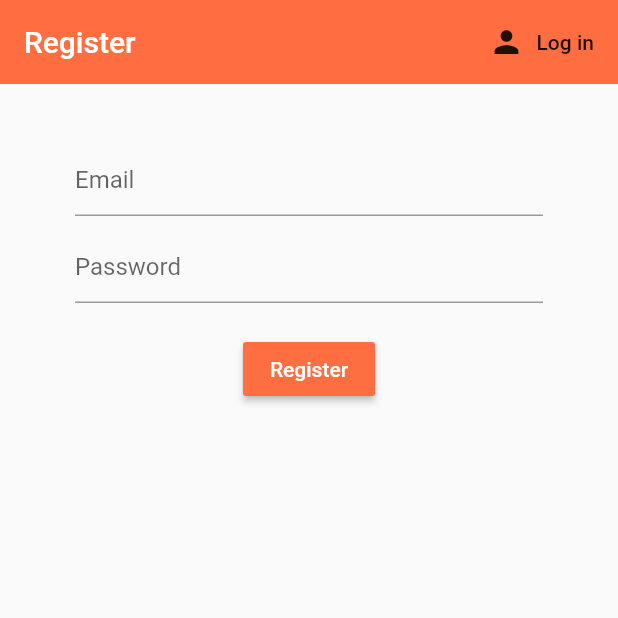
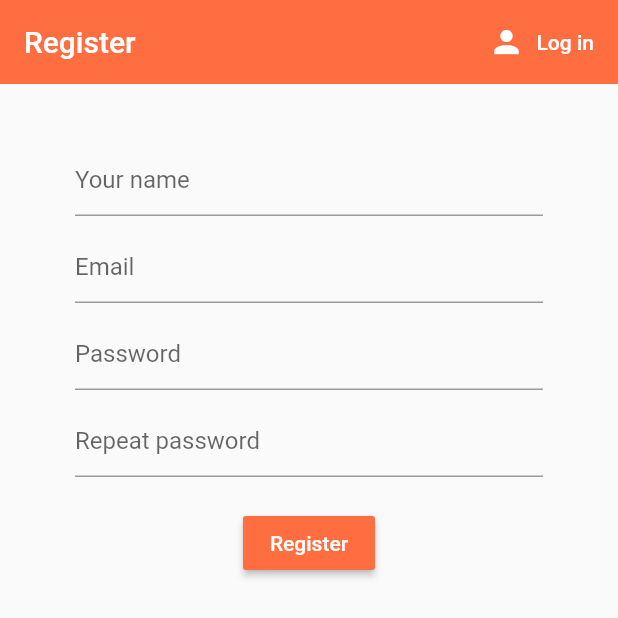
Before and after one commit to kgykn/food_delivery_app, a Flutter app: the screen it shows after launch, after a tap on "Register", on a phone screen of 412 x 824 dp, the top half of it. Run offline on Flutter 3.47's test engine with Material 2 defaults, Android fonts, the phone set to English and light mode, and no system bars; our stand-ins replace cloud_firestore, email_validator, firebase_auth, flutter_spinkit; accounts and stored records are empty.

Commit message:
minor changes

```diff
--- a/lib/Authenticate/register.dart
+++ b/lib/Authenticate/register.dart
@@ -16,6 +16,9 @@ class _RegisterState extends State<Register> {
   Widget build(BuildContext context) {
     TextEditingController emailController = TextEditingController();
     TextEditingController passwordController = TextEditingController();
+    TextEditingController repeatPasswordController = TextEditingController();
+    TextEditingController nameController = TextEditingController();
+    final RegExp nameRegExp = RegExp('[a-zA-Z]');
 
     String error = '';
     final AuthService _auth = AuthService();
@@ -31,8 +34,11 @@ class _RegisterState extends State<Register> {
                 title: Text("Register"),
                 actions: <Widget>[
                   FlatButton.icon(
-                      icon: Icon(Icons.person),
-                      label: Text('Log in'),
+                      icon: Icon(Icons.person, color: Colors.white),
+                      label: Text(
+                        'Log in',
+                        style: TextStyle(color: Colors.white),
+                      ),
                       onPressed: () => widget.toggleView())
                 ]),
             body: Container(
@@ -42,6 +48,15 @@ class _RegisterState extends State<Register> {
                     child: Column(
                       children: <Widget>[
                         SizedBox(height: 20.0),
+                        TextFormField(
+                            controller: nameController,
+                            decoration: InputDecoration(hintText: "Your name"),
+                            validator: (value) => value.isEmpty
+                                ? 'Enter your name'
+                                : nameRegExp.hasMatch(value)
+                                    ? null
+                                    : 'Enter a valid name'),
+                        SizedBox(height: 10.0),
                         TextFormField(
                             controller: emailController,
                             decoration: InputDecoration(hintText: "Email"),
@@ -56,6 +71,18 @@ class _RegisterState extends State<Register> {
                           validator: (value) => value.length < 6
                               ? 'Password must be 6+ characters long'
                               : null,
+                        ),
+                        SizedBox(height: 10.0),
+                        TextFormField(
+                          controller: repeatPasswordController,
+                          obscureText: true,
+                          decoration:
+                              InputDecoration(hintText: "Repeat password"),
+                          validator: (value) => value.length < 6
+                              ? 'Invalid password'
+                              : value == passwordController.text
+                                  ? null
+                                  : 'Password does not match',
                         ),
                         SizedBox(height: 20.0),
                         RaisedButton(
--- a/lib/Authenticate/sign_in.dart
+++ b/lib/Authenticate/sign_in.dart
@@ -30,8 +30,9 @@ class _SignInState extends State<SignIn> {
                 title: Text("Log in"),
                 actions: <Widget>[
                   FlatButton.icon(
-                      icon: Icon(Icons.person),
-                      label: Text('Register'),
+                      icon: Icon(Icons.person, color: Colors.white),
+                      label: Text('Register',
+                          style: TextStyle(color: Colors.white)),
                       onPressed: () => widget.toggleView())
                 ]),
             body: Container(
--- a/lib/HomePage/products.dart
+++ b/lib/HomePage/products.dart
@@ -1,6 +1,7 @@
 import 'package:flutter/material.dart';
 import 'package:fooddeliveryapp/HomePage/product_details.dart';
-class Product extends StatefulWidget{
+
+class Product extends StatefulWidget {
   _ProductState createState() => _ProductState();
 }
 
@@ -30,8 +31,8 @@ class _ProductState extends State<Product> {
   Widget build(BuildContext context) {
     return GridView.builder(
       itemCount: product_list.length,
-      gridDelegate: SliverGridDelegateWithFixedCrossAxisCount(
-          crossAxisCount: 2),
+      gridDelegate:
+          SliverGridDelegateWithFixedCrossAxisCount(crossAxisCount: 2),
       itemBuilder: (BuildContext context, int index) {
         return ProductGrid(
           prod_name: product_list[index]["name"],
@@ -50,12 +51,11 @@ class ProductGrid extends StatelessWidget {
   final prod_price;
   final prod_description;
 
-  ProductGrid({
-    this.prod_name,
+  ProductGrid(
+      {this.prod_name,
       this.prod_picture_location,
       this.prod_price,
-    this.prod_description
-  });
+      this.prod_description});
 
   @override
   Widget build(BuildContext context) {
@@ -64,7 +64,8 @@ class ProductGrid extends StatelessWidget {
             tag: prod_name,
             child: Material(
                 child: InkWell(
-                    onTap: () => Navigator.of(context).push(MaterialPageRoute(builder: (context) => ProductDetails(
+                    onTap: () => Navigator.of(context).push(MaterialPageRoute(
+                        builder: (context) => ProductDetails(
                               pd_name: prod_name,
                               pd_price: prod_price,
                               pd_description: prod_description,
@@ -72,25 +73,23 @@ class ProductGrid extends StatelessWidget {
                             ))),
                     child: GridTile(
                       footer: Container(
-                        height: 55.0,
+                        height: 60.0,
                         color: Colors.white70,
                         child: ListTile(
-                            title: Text(prod_name, style: TextStyle(
-                                fontWeight: FontWeight.w500,
-                                fontSize: 12.0
+                            title: Text(
+                              prod_name,
+                              style: TextStyle(
+                                  fontWeight: FontWeight.w500, fontSize: 12.0),
                             ),
-                            ),
-                            subtitle: Text("$prod_price", style: TextStyle(
+                            subtitle: Text(
+                              "$prod_price",
+                              style: TextStyle(
                                 fontWeight: FontWeight.bold,
                               ),
-                            )
+                            )),
                       ),
-                      ),
-                      child: Image.asset(prod_picture_location,
-                          fit: BoxFit.cover),
-                    )
-                )
-            )
-        ));
+                      child:
+                          Image.asset(prod_picture_location, fit: BoxFit.cover),
+                    )))));
   }
 }
--- a/lib/Models/user_profile.dart
+++ b/lib/Models/user_profile.dart
@@ -1,5 +1,7 @@
+import 'package:cloud_firestore/cloud_firestore.dart';
 import 'package:flutter/material.dart';
 import 'package:fooddeliveryapp/Authenticate/auth.dart';
+import 'package:fooddeliveryapp/Database.dart';
 
 class UserProfile extends StatefulWidget {
   _UserProfileState createState() => _UserProfileState();
```
Also changed, not shown: 1 other file. Lines whose indentation alone changed are shown as unchanged.
